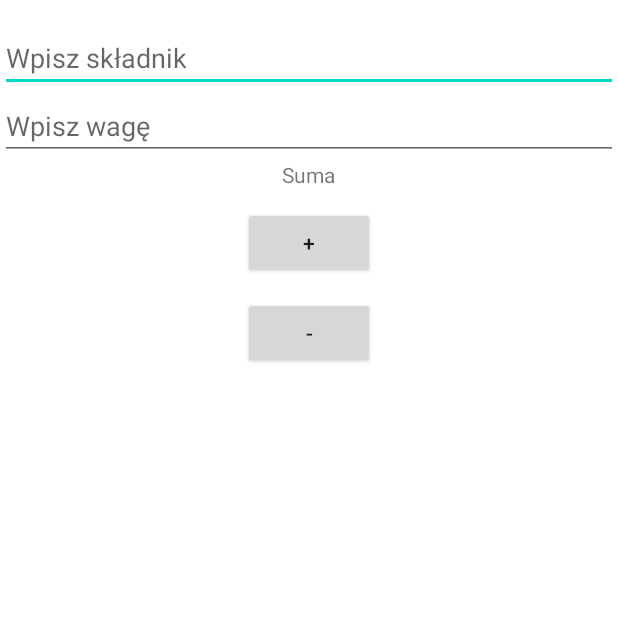
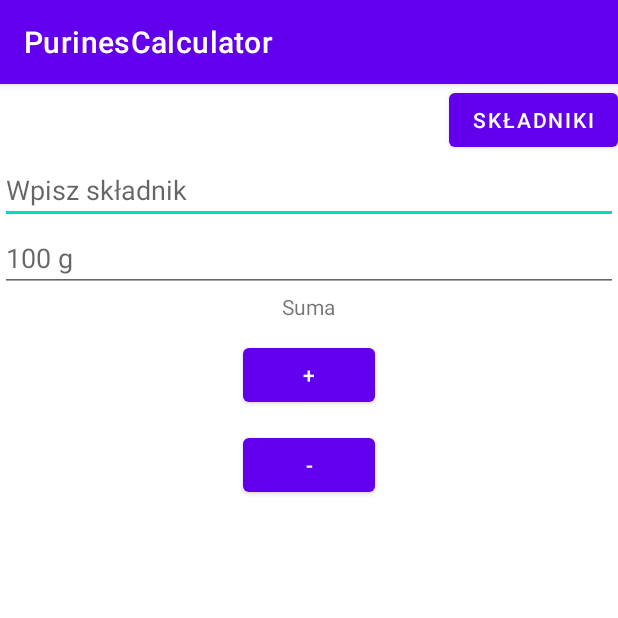
Before and after one commit to KamJer/purines-calculator, an Android app: the screen it shows after launch (MainApp), on a phone screen of 412 x 824 dp, the top half of it. Run offline under Robolectric (Android 15) with nearby library versions, the phone set to English and light mode, and no system bars.

Commit message:
add MVVM, refractor and clean up a bit

```diff
--- a/app/src/main/AndroidManifest.xml
+++ b/app/src/main/AndroidManifest.xml
@@ -13,12 +13,13 @@
         android:theme="@style/Theme.MyApplication"
         tools:targetApi="31">
         <activity
-            android:name=".MainApp"
+            android:name=".activity.MainApp"
             android:exported="true">
             <intent-filter >
                 <action android:name="android.intent.action.MAIN" />
                 <category android:name="android.intent.category.LAUNCHER" />
             </intent-filter>
         </activity>
+        <activity android:name=".activity.SettingsActivity"/>
     </application>
 </manifest>
--- a/app/src/main/java/com/kamjer/purinescalculator/MainApp.java
+++ /dev/null
@@ -1,162 +0,0 @@
-package com.kamjer.purinescalculator;
-
-import android.app.Activity;
-import android.content.res.Resources;
-import android.content.res.XmlResourceParser;
-import android.util.Log;
-import android.view.View;
-import android.widget.AdapterView;
-import android.widget.ArrayAdapter;
-import android.widget.AutoCompleteTextView;
-import android.widget.Button;
-import android.widget.EditText;
-import android.widget.ListView;
-import android.widget.TextView;
-import android.widget.Toast;
-
-import org.xmlpull.v1.XmlPullParser;
-import org.xmlpull.v1.XmlPullParserException;
-
-import java.io.IOException;
-import java.util.ArrayList;
-import java.util.HashMap;
-import java.util.List;
-
-public class MainApp extends Activity {
-
-    private final HashMap<String, Integer> purinesLookUpTable = new HashMap<>();
-    private final List<Ingredient> ing = new ArrayList<>();
-//    private final List<String> ing = new ArrayList<>();
-//    private final List<Integer> weight = new ArrayList<>();
-
-    private int position = 0;
-
-    @Override
-    protected void onStart() {
-        super.onStart();
-        setContentView(R.layout.main_activity_layout);
-        try {
-            try {
-                loadPurinLookUpTable(purinesLookUpTable);
-
-//            creating array for an adapter (it can not take as parameter hashMap)
-                String[] autocompleteData = new String[purinesLookUpTable.size()];
-                purinesLookUpTable.keySet().toArray(autocompleteData);
-//            Handling autoCompleteText
-                AutoCompleteTextView autoCompleteTextView = findViewById(R.id.editTextIngredient);
-                ArrayAdapter<String> adapter = new ArrayAdapter<>(this, android.R.layout.select_dialog_item, autocompleteData);
-                autoCompleteTextView.setAdapter(adapter);
-//            Handling editTexts
-                EditText editTextWeight = findViewById(R.id.editTextWeight);
-//            Handling View Texts
-                TextView sumText = findViewById(R.id.textSum);
-
-//            Handling list
-                ListView ingListView = findViewById(R.id.listViewIng);
-                ArrayAdapter<Ingredient> arrayAdapter = new ArrayAdapter<>(this, R.layout.ing_list_view, R.id.textView, ing);
-                ingListView.setAdapter(arrayAdapter);
-                ingListView.setOnItemClickListener(onClickItemList());
-//            Handling Buttons and actions for them
-                Button addButton = findViewById(R.id.addButton);
-                addButton.setOnClickListener(v -> addIngAction(v, autoCompleteTextView, editTextWeight, sumText, ing));
-
-                Button removeButton = findViewById(R.id.removeButton);
-                removeButton.setOnClickListener(v -> removeIngButtonAction(v, arrayAdapter, ingListView, sumText, ing));
-            } catch (Resources.NotFoundException | XmlPullParserException | IOException e) {
-//                if there is an issue show it to the user, if lookup table does not load there is no point i app working, it relies on it working
-                Toast.makeText(this, "Nie można załadować tabeli, problem danymi", Toast.LENGTH_LONG).show();
-            }
-        } catch (Exception e) {
-//            if there is an issue show it to the user
-            Toast.makeText(this, "error: " + e.getMessage(), Toast.LENGTH_LONG).show();
-        }
-    }
-
-    private void loadPurinLookUpTable(HashMap<String, Integer> hashMap) throws Resources.NotFoundException, XmlPullParserException, IOException{
-//        loading lookup table from xml file
-        XmlResourceParser xpp = getResources().getXml(R.xml.purin_look_up_table);
-//        looping thru the file
-        while (xpp.getEventType()!=XmlPullParser.END_DOCUMENT) {
-//            looking on a tags on a file
-            if (xpp.getEventType()==XmlResourceParser.START_TAG) {
-                if (xpp.getName().equals(getResources().getString(R.string.product))) {
-//                    loading data if tag matches
-                    hashMap.put(xpp.getAttributeValue(1), Integer.valueOf(xpp.getAttributeValue(2)));
-                }
-            }
-            xpp.next();
-        }
-    }
-
-    public int calculateUricAcid(List<Ingredient> ingredients) {
-//        creating fields
-        int uricAcid = 0;
-//        looping thru list of ingredients
-        for (int i = 0; i < ingredients.size(); i++) {
-//            checking if ingredient and weight is null for what ever reason so that nullPointer does not happen
-            if (ingredients.get(i) != null) {
-//                checking if data exists in a lookup table so that nullPointer does not happen
-                if (purinesLookUpTable.get(ingredients.get(i).getName()) != null) {
-//                    calculating uric acid
-                    uricAcid += (int) (Double.valueOf(purinesLookUpTable.get(ingredients.get(i).getName())) / 100 * ingredients.get(i).getWeight());
-                }
-            }
-        }
-        return uricAcid;
-    }
-
-    public void addIngAction(View view, AutoCompleteTextView autoCompleteTextView, EditText weightText, TextView textView, List<Ingredient> ing ){
-//        checking if data exists in a lookup table, without it no calculation can be done
-        if (purinesLookUpTable.get(String.valueOf(autoCompleteTextView.getText())) != null) {
-//            adding data to the list
-            String ingName = String.valueOf(autoCompleteTextView.getText());
-//            validating on a xml level
-            int weightTemp = 100;
-//            still validating to be sure, if string is not integer add default value of a 100
-            try {
-                weightTemp = Integer.parseInt(String.valueOf(weightText.getText()));
-            } catch (NumberFormatException e) {
-                Toast.makeText(this, "Wprowadz liczbę", Toast.LENGTH_LONG).show();
-            }
-
-            Ingredient ingTemp = new Ingredient(String.valueOf(autoCompleteTextView.getText()), weightTemp);
-            ing.add(ingTemp);
-//            calculating uric acid
-            int sum = calculateUricAcid(ing);
-//            showing calculations
-            textView.setText(String.valueOf(sum));
-//            clearing texts on a screen (comfort of using the app increased)
-            autoCompleteTextView.setText("");
-            weightText.setText("");
-//            setting position to be the last element (the last added element will be a default do delete)
-            position = ing.size() - 1;
-        }
-    }
-
-    public void removeIngButtonAction(View view, ArrayAdapter<Ingredient> adapter, ListView ingListView, TextView textView, List<Ingredient> ing) {
-//        checking if item on a list was selected
-        if (position != AdapterView.INVALID_POSITION) {
-//            removing items from a lists
-            adapter.remove(ing.get(position));
-//            recalculating uric acid
-            int sum = calculateUricAcid(ing);
-//            displaying new uric acid
-            textView.setText(String.valueOf(sum));
-//            selecting new position on a list if a last element was deleted, if not, selected position remains
-            if (position == ing.size()){
-                position --;
-            }
-        }
-    }
-
-    public AdapterView.OnItemClickListener onClickItemList() {
-//        creating listener so that list knows what position on a list was selected
-        return new AdapterView.OnItemClickListener() {
-            @Override
-            public void onItemClick(AdapterView<?> parent, View view, int position, long id) {
-                MainApp.this.position = position;
-            }
-        };
-    }
-
-}
--- /dev/null
+++ b/app/src/main/java/com/kamjer/purinescalculator/activity/MainApp.java
@@ -0,0 +1,148 @@
+package com.kamjer.purinescalculator.activity;
+
+import android.content.Intent;
+import android.content.res.Resources;
+import android.content.res.XmlResourceParser;
+import android.util.Log;
+import android.view.View;
+import android.widget.AdapterView;
+import android.widget.ArrayAdapter;
+import android.widget.AutoCompleteTextView;
+import android.widget.Button;
+import android.widget.EditText;
+import android.widget.ListView;
+import android.widget.TextView;
+import android.widget.Toast;
+
+import androidx.appcompat.app.AppCompatActivity;
+import androidx.lifecycle.ViewModelProvider;
+
+import com.kamjer.purinescalculator.R;
+import com.kamjer.purinescalculator.datarepository.DataRepository;
+import com.kamjer.purinescalculator.model.Ingredient;
+import com.kamjer.purinescalculator.viewmodel.IngredientViewModel;
+
+import org.xmlpull.v1.XmlPullParser;
+import org.xmlpull.v1.XmlPullParserException;
+
+import java.io.IOException;
+import java.util.ArrayList;
+import java.util.HashMap;
+import java.util.List;
+
+public class MainApp extends AppCompatActivity {
+
+    private IngredientViewModel ingredientViewModel;
+    private int position = 0;
+
+    @Override
+    protected void onStart() {
+        super.onStart();
+        setContentView(R.layout.main_activity_layout);
+
+        try {
+            try {
+                DataRepository repository = new DataRepository(this);
+                ingredientViewModel = new ViewModelProvider(this, new ViewModelProvider.NewInstanceFactory()).get(IngredientViewModel.class);
+                ingredientViewModel.setDataRepository(repository);
+
+//            creating array for an adapter (it can not take hashMap as parameter)
+                HashMap<String, Integer> purinesLookUpTable = ingredientViewModel.getDataRepository().getPurinesLookUpTable();
+                String[] autocompleteData = new String[purinesLookUpTable.size()];
+                purinesLookUpTable.keySet().toArray(autocompleteData);
+//            Handling autoCompleteText
+                AutoCompleteTextView autoCompleteTextView = findViewById(R.id.editTextIngredient);
+                ArrayAdapter<String> adapter = new ArrayAdapter<>(this, android.R.layout.select_dialog_item, autocompleteData);
+                autoCompleteTextView.setAdapter(adapter);
+//            Handling editTexts
+                EditText editTextWeight = findViewById(R.id.editTextWeight);
+//            Handling View Texts
+                TextView sumText = findViewById(R.id.textSum);
+//            Handling list
+                ListView ingListView = findViewById(R.id.listViewIng);
+                ArrayAdapter<Ingredient> arrayAdapter = new ArrayAdapter<>(this, R.layout.ing_list_view, R.id.textViewItem, ingredientViewModel.getIng());
+                ingListView.setAdapter(arrayAdapter);
+                ingListView.setOnItemClickListener(onClickItemList());
+//            Handling Buttons and actions for them
+                Button addButton = findViewById(R.id.addButton);
+                addButton.setOnClickListener(v -> addIngAction(v, autoCompleteTextView, editTextWeight, sumText));
+
+                Button removeButton = findViewById(R.id.removeButton);
+                removeButton.setOnClickListener(v -> removeIngButtonAction(v, arrayAdapter, sumText));
+
+                Button settingButton = findViewById(R.id.settingButton);
+                settingButton.setOnClickListener(this::settingButtonAction);
+            } catch (Resources.NotFoundException | XmlPullParserException | IOException e) {
+//                if there is an issue show it to the user, if lookup table does not load there is no point in app working, it relies on it working
+                Toast.makeText(this, "Nie można załadować tabeli, problem z danymi", Toast.LENGTH_LONG).show();
+                finishAndRemoveTask();
+            }
+        } catch (Exception e) {
+//            if there is an issue show it to the user
+            Toast.makeText(this, "error: " + e.getMessage(), Toast.LENGTH_LONG).show();
+        }
+    }
+
+    public void addIngAction(View view, AutoCompleteTextView autoCompleteTextView, EditText weightText, TextView sumView){
+//        checking if data exists in a lookup table, without it no calculation can be done
+        String ingName = String.valueOf(autoCompleteTextView.getText());
+
+        if (ingredientViewModel.validateExistance(ingName)) {
+//            adding data to the list
+//            validating on a xml level
+            int weightTemp = 100;
+//            still validating to be sure, if string is not integer add default value of a 100
+            try {
+                weightTemp = Integer.parseInt(String.valueOf(weightText.getText()));
+            } catch (NumberFormatException e) {
+                Toast.makeText(this, "Wprowadz liczbę", Toast.LENGTH_LONG).show();
+            }
+
+//            creating ingredient
+            Ingredient ingTemp = new Ingredient(ingName, weightTemp);
+            ingredientViewModel.addIngredients(ingTemp);
+//            calculating uric acid
+            int sum = ingredientViewModel.calculateUricAcid();
+//            showing calculations
+            sumView.setText(String.valueOf(sum));
+//            clearing texts on a screen (comfort of using the app increased)
+            autoCompleteTextView.setText("");
+            weightText.setText("");
+//            setting position to be the last element (the last added element will be a default do delete)
+            position = ingredientViewModel.ingredientsSize() - 1;
+        }
+    }
+
+    public void removeIngButtonAction(View view, ArrayAdapter<Ingredient> adapter, TextView textView) {
+//        checking if item on a list was selected (there is no situation when this happens but for safety is here)
+        if (position != AdapterView.INVALID_POSITION) {
+//            removing items from a list
+            ingredientViewModel.removeIngredient(position);
+            adapter.notifyDataSetChanged();
+//            recalculating uric acid
+            int sum = ingredientViewModel.calculateUricAcid();
+//            displaying new uric acid
+            textView.setText(String.valueOf(sum));
+//            selecting new position on a listView if a last element was deleted, if not, selected position remains
+            if (position == ingredientViewModel.getIng().size()){
+                position --;
+            }
+        }
+    }
+
+    private void settingButtonAction(View v) {
+        Intent myIntent = new Intent(this, SettingsActivity.class);
+        myIntent.putExtra("key", ingredientViewModel.getDataRepository().getPurinesLookUpTable());
+        this.startActivity(myIntent);
+    }
+
+    public AdapterView.OnItemClickListener onClickItemList() {
+//        creating listener so that list knows what position on a list was selected
+        return new AdapterView.OnItemClickListener() {
+            @Override
+            public void onItemClick(AdapterView<?> parent, View view, int position, long id) {
+                MainApp.this.position = position;
+            }
+        };
+    }
+}
--- /dev/null
+++ b/app/src/main/java/com/kamjer/purinescalculator/datarepository/DataRepository.java
@@ -0,0 +1,43 @@
+package com.kamjer.purinescalculator.datarepository;
+
+import android.content.Context;
+import android.content.res.Resources;
+import android.content.res.XmlResourceParser;
+
+import com.kamjer.purinescalculator.R;
+import com.kamjer.purinescalculator.activity.MainApp;
+
+import org.xmlpull.v1.XmlPullParser;
+import org.xmlpull.v1.XmlPullParserException;
+
+import java.io.IOException;
+import java.util.HashMap;
+
+public class DataRepository {
+
+    public final HashMap<String, Integer> purinesLookUpTable = new HashMap<>();
+
+    public DataRepository(Context context) throws XmlPullParserException, IOException {
+        loadPurinesLookUpTable(context);
+    }
+
+    private void loadPurinesLookUpTable(Context context) throws Resources.NotFoundException, XmlPullParserException, IOException {
+//        loading lookup table from xml file
+        XmlResourceParser xpp = context.getResources().getXml(R.xml.purin_look_up_table);
+//        looping thru the file
+        while (xpp.getEventType()!= XmlPullParser.END_DOCUMENT) {
+//            looking on a tags on a file
+            if (xpp.getEventType()==XmlResourceParser.START_TAG) {
+                if (xpp.getName().equals(context.getResources().getString(R.string.product))) {
+//                    loading data if tag matches
+                    purinesLookUpTable.put(xpp.getAttributeValue(1), Integer.valueOf(xpp.getAttributeValue(2)));
+                }
+            }
+            xpp.next();
+        }
+    }
+
+    public HashMap<String, Integer> getPurinesLookUpTable() {
+        return new HashMap<>(purinesLookUpTable);
+    }
+}
--- a/app/src/main/java/com/kamjer/purinescalculator/Ingredient.java
+++ b/app/src/main/java/com/kamjer/purinescalculator/model/Ingredient.java
@@ -1,4 +1,4 @@
-package com.kamjer.purinescalculator;
+package com.kamjer.purinescalculator.model;
 
 import androidx.annotation.NonNull;
 
--- /dev/null
+++ b/app/src/main/java/com/kamjer/purinescalculator/viewmodel/IngredientViewModel.java
@@ -0,0 +1,59 @@
+package com.kamjer.purinescalculator.viewmodel;
+
+import androidx.lifecycle.MutableLiveData;
+import androidx.lifecycle.ViewModel;
+
+import com.kamjer.purinescalculator.datarepository.DataRepository;
+import com.kamjer.purinescalculator.model.Ingredient;
+
+import java.util.ArrayList;
+import java.util.List;
+
+public class IngredientViewModel extends ViewModel {
+    private final List<Ingredient> ing = new ArrayList<>();
+    private DataRepository dataRepository;
+
+    public List<Ingredient> getIng() {
+        return ing;
+    }
+    public DataRepository getDataRepository() {
+        return dataRepository;
+    }
+
+    public int calculateUricAcid() {
+//        creating fields
+        int uricAcid = 0;
+//        looping thru list of ingredients
+        for (int i = 0; i < ing.size(); i++) {
+//            checking if ingredient and weight is null for what ever reason so that nullPointer does not happen
+            if (ing.get(i) != null) {
+//                checking if data exists in a lookup table so that nullPointer does not happen
+                if (dataRepository.getPurinesLookUpTable().get(ing.get(i).getName()) != null) {
+//                    calculating uric acid
+                    uricAcid += (int) (Double.valueOf(dataRepository.getPurinesLookUpTable().get(ing.get(i).getName())) / 100 * ing.get(i).getWeight());
+                }
+            }
+        }
+        return uricAcid;
+    }
+
+    public boolean validateExistance(String key) {
+        return dataRepository.getPurinesLookUpTable().get(key) != null;
+    }
+
+    public void setDataRepository(DataRepository dataRepository) {
+        this.dataRepository = dataRepository;
+    }
+
+    public void addIngredients(Ingredient ingredient) {
+        ing.add(ingredient);
+    }
+
+    public void removeIngredient(int position){
+        ing.remove(position);
+    }
+
+    public int ingredientsSize() {
+        return ing.size();
+    }
+}
--- a/app/src/main/res/layout/ing_list_view.xml
+++ b/app/src/main/res/layout/ing_list_view.xml
@@ -4,7 +4,7 @@
     android:layout_height="match_parent">
 
     <TextView
-        android:id="@+id/textView"
+        android:id="@+id/textViewItem"
         android:layout_width="fill_parent"
         android:layout_height="wrap_content"
         android:layout_gravity="center"
--- a/app/src/main/res/layout/main_activity_layout.xml
+++ b/app/src/main/res/layout/main_activity_layout.xml
@@ -3,13 +3,20 @@
     xmlns:tools="http://schemas.android.com/tools"
     android:layout_width="match_parent"
     android:layout_height="match_parent"
-    tools:context=".MainApp">
+    tools:context=".activity.MainApp">
+
+    <Button
+        android:id="@+id/settingButton"
+        android:layout_width="wrap_content"
+        android:layout_height="wrap_content"
+        android:layout_alignParentEnd="true"
+        android:text="@string/options"/>
 
     <AutoCompleteTextView
         android:id="@+id/editTextIngredient"
         android:layout_width="match_parent"
         android:layout_height="wrap_content"
-        android:layout_marginTop="16dp"
+        android:layout_below="@id/settingButton"
         android:completionThreshold="3"
         android:hint="@string/editTextIngredientHint" />
 
--- /dev/null
+++ b/app/src/main/res/menu/settings_menu.xml
@@ -0,0 +1,4 @@
+<?xml version="1.0" encoding="utf-8"?>
+<menu xmlns:android="http://schemas.android.com/apk/res/android">
+
+</menu>
--- a/app/src/main/res/values/strings.xml
+++ b/app/src/main/res/values/strings.xml
@@ -3,7 +3,8 @@
     <string name="addButtonText">+</string>
     <string name="removeButtonText">-</string>
     <string name="sum">Suma</string>
-    <string name="editTextWeightHint">Wpisz wagę</string>
+    <string name="editTextWeightHint">100 g</string>
     <string name="editTextIngredientHint">Wpisz składnik</string>
     <string name="product">product</string>
+    <string name="options">Składniki</string>
 </resources>
```
Also changed, not shown: app/src/main/java/com/kamjer/purinescalculator/activity/SettingsActivity.java (added, +36 -0 lines), app/src/main/res/layout/purines_look_up_table_list.xml (added, +12 -0 lines), 1 other file.
